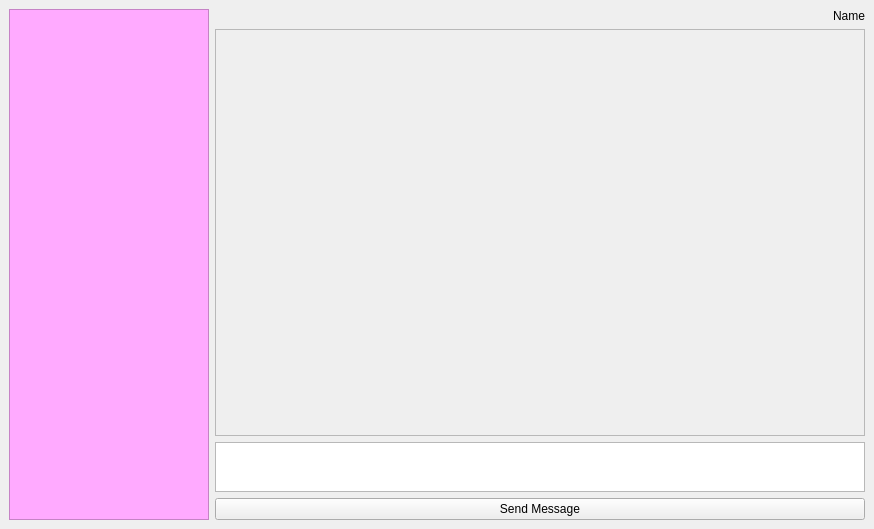
Above: window_chat.ui from mourra950/Secure-Communication-Suite--A-Cryptography-Application-in-Python before the change. Below: the same form after it.
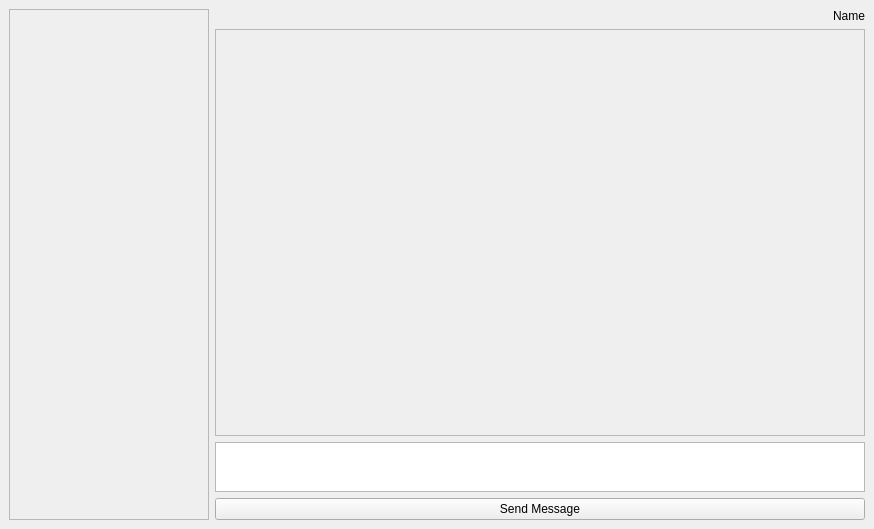
That is the form after the change.

```diff
--- a/window_chat.ui
+++ b/window_chat.ui
@@ -26,7 +26,7 @@
          </size>
         </property>
         <property name="styleSheet">
-         <string notr="true">background-color: rgb(255, 170, 255);</string>
+         <string notr="true"/>
         </property>
         <property name="widgetResizable">
          <bool>true</bool>
```
